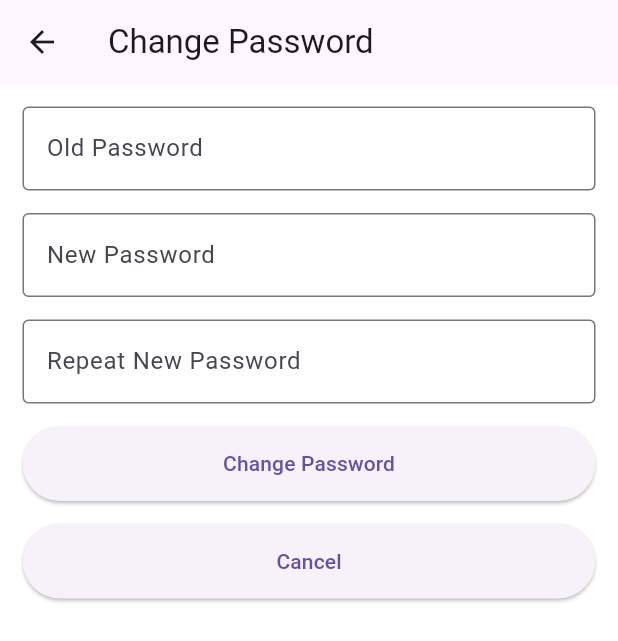
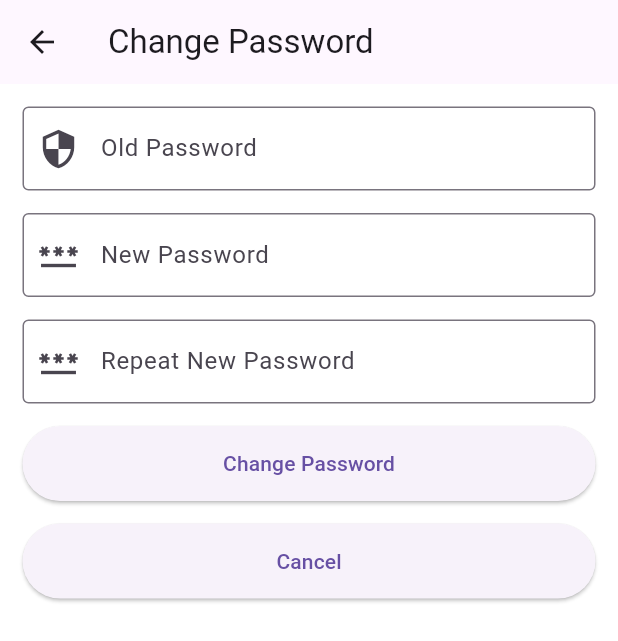
Before and after one commit to davidforest123/SmartVault, a Flutter app: the PageChangePassword screen opened by its route, on a phone screen of 412 x 824 dp. Shown: the top 641 px of the screen. Run offline on Flutter 3.47's test engine with Material 2 defaults, Android fonts, the phone set to English and light mode, and no system bars; our stand-ins replace file_picker, flutter_boxicons.

Commit message:
add icon for text field

```diff
--- a/lib/pages/pageChangePassword.dart
+++ b/lib/pages/pageChangePassword.dart
@@ -27,6 +27,10 @@ class _PageChangePasswordState extends State<PageChangePassword> {
               child: TextField(
                 obscureText: true,
                 decoration: InputDecoration(
+                    prefixIcon: Icon(
+                      Icons.security,
+                      size: 28.0,
+                    ),
                     border: OutlineInputBorder(),
                     labelText: 'Old Password',
                     hintText: 'Enter old password'),
@@ -38,6 +42,10 @@ class _PageChangePasswordState extends State<PageChangePassword> {
               child: TextField(
                 obscureText: true,
                 decoration: InputDecoration(
+                    prefixIcon: Icon(
+                      Icons.password,
+                      size: 28.0,
+                    ),
                     border: OutlineInputBorder(),
                     labelText: 'New Password',
                     hintText: 'Enter new password'),
@@ -49,6 +57,10 @@ class _PageChangePasswordState extends State<PageChangePassword> {
               child: TextField(
                 obscureText: true,
                 decoration: InputDecoration(
+                    prefixIcon: Icon(
+                      Icons.password,
+                      size: 28.0,
+                    ),
                     border: OutlineInputBorder(),
                     labelText: 'Repeat New Password',
                     hintText:
--- a/lib/pages/pageDecryptFile.dart
+++ b/lib/pages/pageDecryptFile.dart
@@ -1,10 +1,10 @@
 import 'package:flutter/material.dart';
-import 'package:flutter/services.dart';
 import 'package:textvault/utils/page.dart';
 
 // decrypt file page
 class PageDecryptFile extends StatefulWidget {
   final String toOpenFile;
+
   PageDecryptFile(String toOpenFile) : this.toOpenFile = toOpenFile;
 
   @override
@@ -27,7 +27,7 @@ class _PageDecryptFileState extends State<PageDecryptFile> {
               child: Align(
                 alignment: Alignment.centerLeft,
                 child: Text(
-                  "To open: "+this.widget.toOpenFile,
+                  "To open: " + this.widget.toOpenFile,
                   style: TextStyle(color: Colors.black, fontSize: 14),
                 ),
               ),
@@ -38,6 +38,10 @@ class _PageDecryptFileState extends State<PageDecryptFile> {
               child: TextField(
                 obscureText: true,
                 decoration: InputDecoration(
+                    prefixIcon: Icon(
+                      Icons.password,
+                      size: 28.0,
+                    ),
                     border: OutlineInputBorder(),
                     labelText: 'Password',
                     hintText: 'Enter password'),
```
